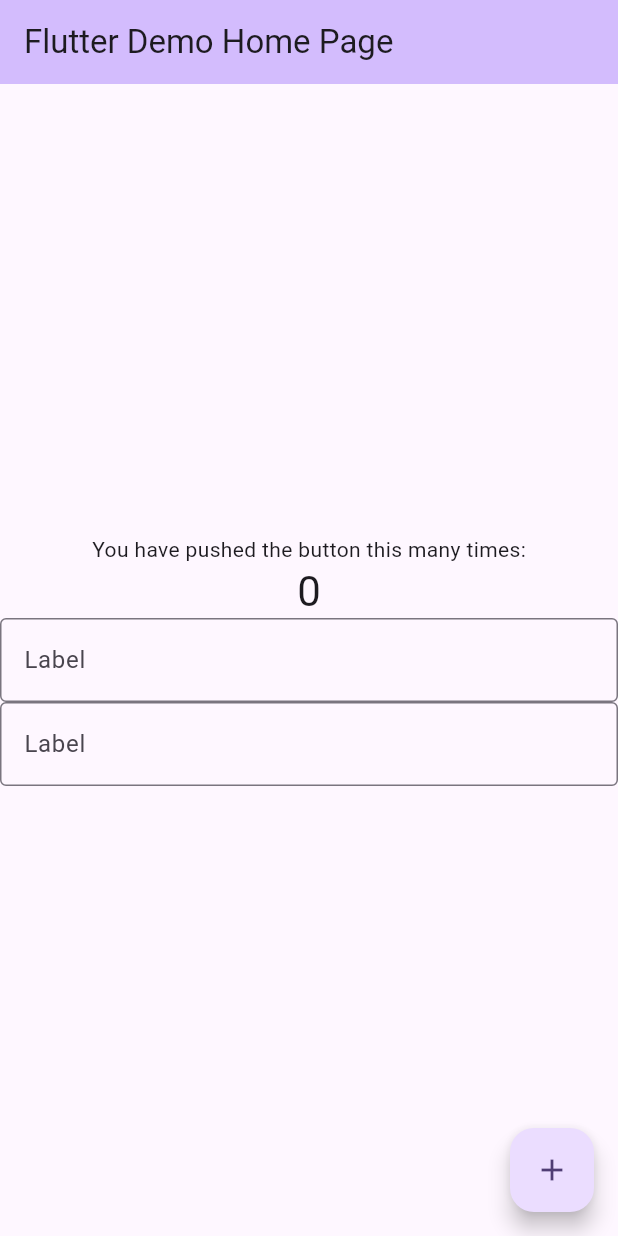
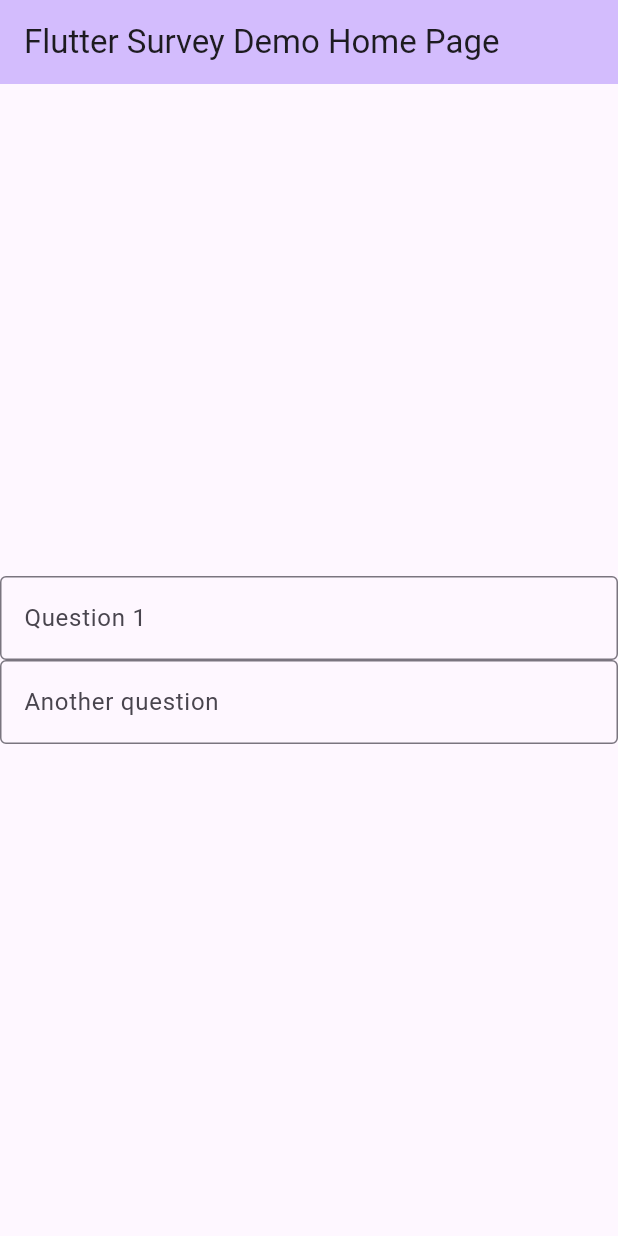
Before and after one commit to tsv2013/surveyjs-flutter-example, a Flutter app: the screen it shows after launch, on a phone screen of 412 x 824 dp. Run offline on Flutter 3.47's test engine with Material 3 defaults, Android fonts, the phone set to English and light mode, and no system bars.

Commit message:
Survey elements basic deserialization and rendering

```diff
--- a/lib/main.dart
+++ b/lib/main.dart
@@ -1,8 +1,15 @@
 import 'package:flutter/material.dart';
-
+import 'src/element_factory.dart';
+import 'src/metadata.dart';
 import 'src/survey.dart';
+import 'src/questions/question.dart';
 
 void main() {
+  Metadata.registerObjectDescription(Question.description);
+  Metadata.registerObjectDescription(Survey.description);
+
+  ElementFactory.register('question', Question.new);
+
   runApp(const MyApp());
 }
 
@@ -13,7 +20,7 @@ class MyApp extends StatelessWidget {
   @override
   Widget build(BuildContext context) {
     return MaterialApp(
-      title: 'Flutter Demo',
+      title: 'Flutter Survey Demo',
       theme: ThemeData(
         // This is the theme of your application.
         //
@@ -33,7 +40,7 @@ class MyApp extends StatelessWidget {
         colorScheme: ColorScheme.fromSeed(seedColor: Colors.deepPurple),
         useMaterial3: true,
       ),
-      home: const MyHomePage(title: 'Flutter Demo Home Page'),
+      home: const MyHomePage(title: 'Flutter Survey Demo Home Page'),
     );
   }
 }
@@ -57,18 +64,18 @@ class MyHomePage extends StatefulWidget {
 }
 
 class _MyHomePageState extends State<MyHomePage> {
-  int _counter = 0;
+  // int _counter = 0;
 
-  void _incrementCounter() {
-    setState(() {
-      // This call to setState tells the Flutter framework that something has
-      // changed in this State, which causes it to rerun the build method below
-      // so that the display can reflect the updated values. If we changed
-      // _counter without calling setState(), then the build method would not be
-      // called again, and so nothing would appear to happen.
-      _counter++;
-    });
-  }
+  // void _incrementCounter() {
+  //   setState(() {
+  //     // This call to setState tells the Flutter framework that something has
+  //     // changed in this State, which causes it to rerun the build method below
+  //     // so that the display can reflect the updated values. If we changed
+  //     // _counter without calling setState(), then the build method would not be
+  //     // called again, and so nothing would appear to happen.
+  //     _counter++;
+  //   });
+  // }
 
   @override
   Widget build(BuildContext context) {
@@ -107,22 +114,21 @@ class _MyHomePageState extends State<MyHomePage> {
           // wireframe for each widget.
           mainAxisAlignment: MainAxisAlignment.center,
           children: <Widget>[
-            const Text(
-              'You have pushed the button this many times:',
-            ),
-            Text(
-              '$_counter',
-              style: Theme.of(context).textTheme.headlineMedium,
-            ),
-            const SurveyWidget()
+            SurveyWidget(Survey({
+              'type': 'survey',
+              'elements': [
+                {'type': 'question', 'title': 'Question 1'},
+                {'type': 'question', 'title': 'Another question'}
+              ]
+            }))
           ],
         ),
       ),
-      floatingActionButton: FloatingActionButton(
-        onPressed: _incrementCounter,
-        tooltip: 'Increment',
-        child: const Icon(Icons.add),
-      ), // This trailing comma makes auto-formatting nicer for build methods.
+      // floatingActionButton: FloatingActionButton(
+      //   onPressed: _incrementCounter,
+      //   tooltip: 'Increment',
+      //   child: const Icon(Icons.add),
+      // ), // This trailing comma makes auto-formatting nicer for build methods.
     );
   }
 }
--- a/lib/src/model_bloc.dart
+++ b/lib/src/model_bloc.dart
@@ -7,16 +7,18 @@ class ModelBloc extends ModelBase {
   final _notifiers = <Symbol, StreamController>{};
 
   ModelBloc.fromJson(dynamic json)
-      : super.fromJson(json, Metadata.getObjectPropertyNames(json['type']));
+      : super.fromJson(json ?? {'type': 'modelbloc'},
+            Metadata.findPropertyDescriptors(json?['type']));
 
   @override
-  add(String propertyName, dynamic value) {
+  add(String propertyName, [dynamic value]) {
     super.add(propertyName, value);
     _notifiers[Symbol(propertyName)] = StreamController.broadcast();
   }
 
   @override
   set(String key, dynamic value) {
+    super.set(key, value);
     getChangesStream(key).add(value);
   }
 
--- a/lib/src/skeleton.dart
+++ b/lib/src/skeleton.dart
@@ -1,15 +1,18 @@
 import 'package:flutter/material.dart';
+import 'survey_element.dart';
 
 class SkeletonWidget extends StatelessWidget {
-  const SkeletonWidget({super.key});
+  final SurveyElement surveyElement;
+  const SkeletonWidget(this.surveyElement, {super.key});
 
   @override
   Widget build(BuildContext context) {
     return Column(
       children: <Widget>[
         TextFormField(
-            decoration: const InputDecoration(
-                labelText: 'Label', border: OutlineInputBorder()))
+            decoration: InputDecoration(
+                labelText: surveyElement.title ?? '',
+                border: const OutlineInputBorder()))
       ],
     );
   }
--- a/lib/src/survey.dart
+++ b/lib/src/survey.dart
@@ -1,30 +1,48 @@
 import 'package:flutter/material.dart';
-import 'model_bloc.dart';
 import 'metadata.dart';
+import 'survey_element.dart';
 import 'widget_factory.dart';
 
-class Survey extends ModelBloc {
+class Survey extends SurveyElement {
   static final description = {
     "type": "survey",
     "properties": [
       'title',
+      {"name": 'elements', "type": 'element[]'}
     ]
   };
-  Survey(dynamic json) : super.fromJson(json ?? {});
+  Survey([super.json]);
+
+  @override
+  add(String propertyName, [dynamic value]) {
+    if (propertyName == 'elements') {
+      var els =
+          (value as List<dynamic>).map((el) => el as SurveyElement).toList();
+      super.add(propertyName, els);
+    } else {
+      super.add(propertyName, value);
+    }
+  }
+
+  List<SurveyElement> get elements {
+    return get('elements');
+  }
+
+  set elements(List<SurveyElement> elementsValue) {
+    set('elements', elementsValue);
+  }
 }
 
 class SurveyWidget extends StatelessWidget {
-  const SurveyWidget({super.key});
+  final Survey survey;
+  const SurveyWidget(this.survey, {super.key});
 
-  // This widget is the root of your application.
   @override
   Widget build(BuildContext context) {
     return Column(
-      children: ['prop1', 'prop2'].map<Widget>((String propertyName) {
-        return WidgetFactory.create(propertyName, {});
+      children: survey.elements.map<Widget>((SurveyElement element) {
+        return WidgetFactory.create(element.type, [element]);
       }).toList(),
     );
   }
 }
-
-// Metadata.registerObjectDescription(Survey.description);
--- /dev/null
+++ b/lib/src/survey_element.dart
@@ -0,0 +1,21 @@
+import 'package:flutter/material.dart';
+import './model_bloc.dart';
+import './metadata.dart';
+
+class SurveyElement extends ModelBloc {
+  static final description = {
+    'type': 'element',
+    'properties': [
+      'title',
+    ]
+  };
+  SurveyElement([dynamic json])
+      : super.fromJson(json ?? {'type': SurveyElement.description['type']});
+  String? get title {
+    return get('title');
+  }
+
+  set title(String? titleValue) {
+    set('title', titleValue);
+  }
+}
--- a/lib/src/widget_factory.dart
+++ b/lib/src/widget_factory.dart
@@ -7,9 +7,10 @@ class WidgetFactory {
     _widgets[type] = constructor;
   }
 
-  static Widget create(String type, Map<String, dynamic> arguments) {
-    Map<Symbol, dynamic> args = arguments.map((k, v) => MapEntry(Symbol(k), v));
+  static Widget create(String type,
+      [List<dynamic> argsp = const [], Map<String, dynamic> argsn = const {}]) {
+    Map<Symbol, dynamic> args = argsn.map((k, v) => MapEntry(Symbol(k), v));
     var constructor = _widgets[type];
-    return Function.apply(constructor ?? SkeletonWidget.new, [], args);
+    return Function.apply(constructor ?? SkeletonWidget.new, argsp, args);
   }
 }
```
Also changed, not shown: lib/src/element_factory.dart (added, +16 -0 lines), lib/src/metadata.dart (+24 -6 lines), lib/src/model_base.dart (+19 -5 lines), lib/src/questions/question.dart (+20 -9 lines), 4 other files.
